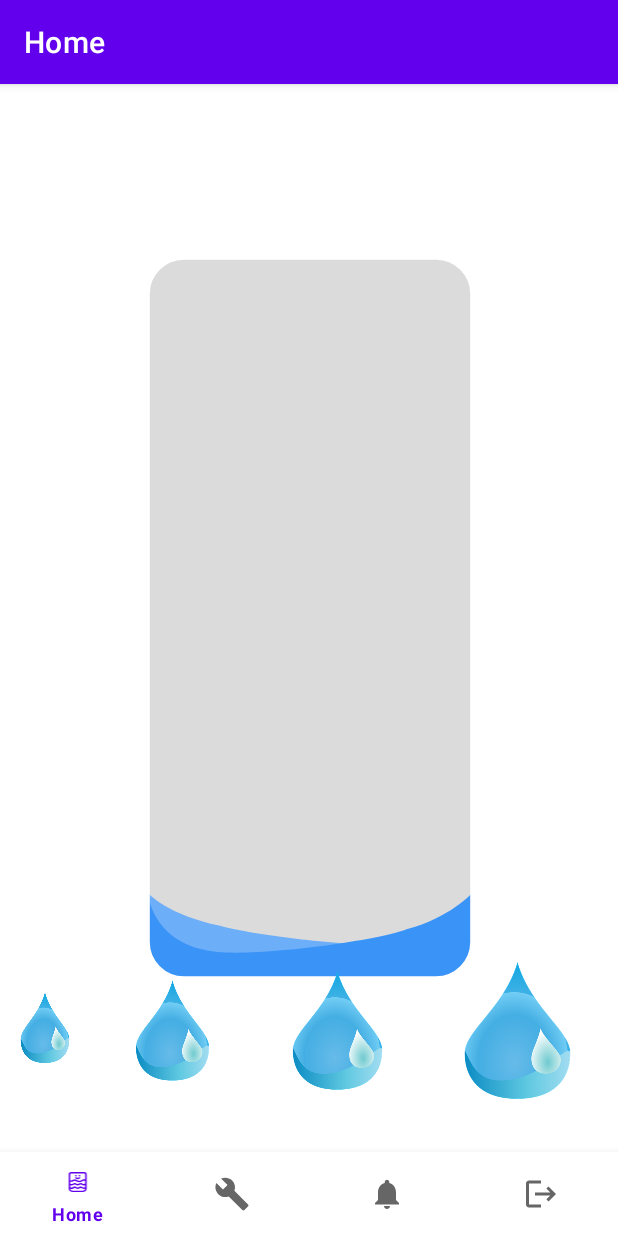
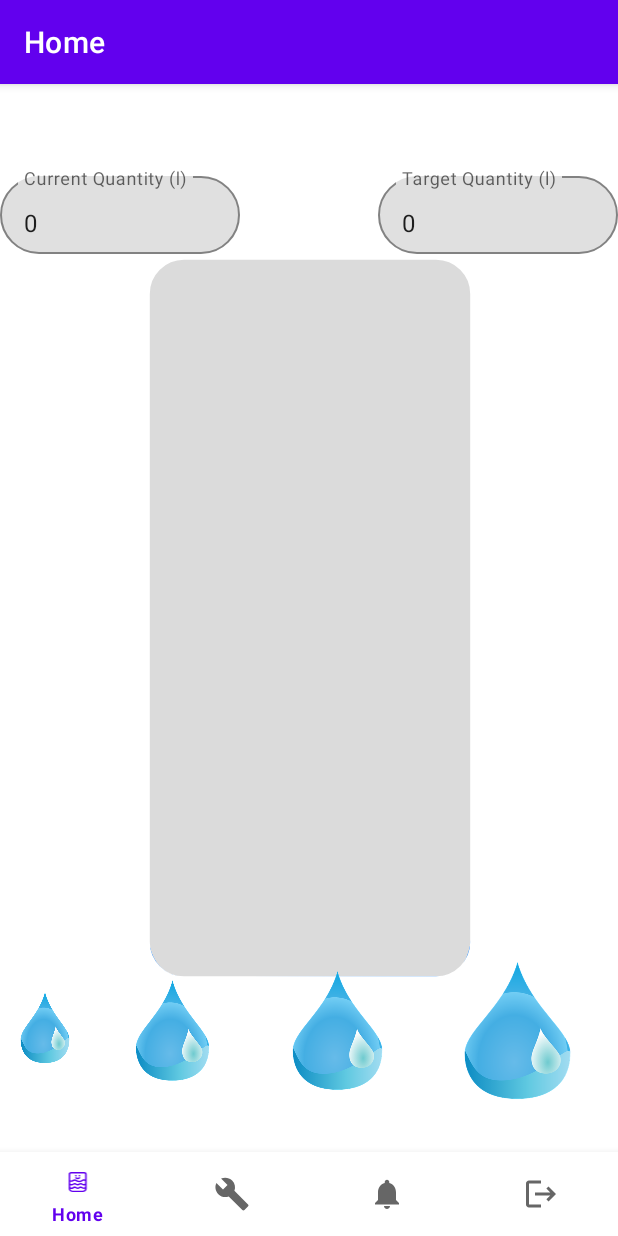
Before and after one commit to vagnerbence/HydrationApp, an Android app: the RegistrationFragment screen opened through its navigation route, after a tap on an icon or button, on a phone screen of 412 x 824 dp. Run offline under Robolectric (Android 15) with nearby library versions, the light colour scheme and no system bars; our stand-ins replace Firebase (no records; nobody signed in at launch, a user with empty details on screens opened directly), navigation-ui; 3 other taps on this screen came first.

Commit message:
adding features to home

```diff
--- a/app/src/main/java/hu/app/hydrationapp/ui/home/HomeFragment.java
+++ b/app/src/main/java/hu/app/hydrationapp/ui/home/HomeFragment.java
@@ -8,68 +8,130 @@ import android.widget.ImageButton;
 
 import androidx.annotation.NonNull;
 import androidx.fragment.app.Fragment;
+
 import com.airbnb.lottie.LottieAnimationView;
+import com.google.firebase.auth.FirebaseAuth;
+import com.google.firebase.auth.FirebaseUser;
+import com.google.firebase.database.DatabaseReference;
+import com.google.firebase.database.FirebaseDatabase;
+
+import java.text.DecimalFormat;
+
 import hu.app.hydrationapp.databinding.FragmentHomeBinding;
+import hu.app.hydrationapp.model.User;
 
 public class HomeFragment extends Fragment {
 
     private FragmentHomeBinding binding;
-    private float currentProgress = 0f; // Jelenlegi progresszív állapot tárolása
+    private FirebaseAuth mAuth;
+    private DatabaseReference mDatabase;
 
     @Override
-    public View onCreateView(@NonNull LayoutInflater inflater,
-                             ViewGroup container, Bundle savedInstanceState) {
+    public View onCreateView(@NonNull LayoutInflater inflater, ViewGroup container, Bundle savedInstanceState) {
         binding = FragmentHomeBinding.inflate(inflater, container, false);
         View root = binding.getRoot();
 
-        final LottieAnimationView animationView = binding.animationView;
+        mAuth = FirebaseAuth.getInstance();
+        mDatabase = FirebaseDatabase.getInstance().getReference();
 
-        // Gombok inicializálása
-        ImageButton btnFivePercent = binding.btnFivePercent;
-        ImageButton btnTenPercent = binding.btnTenPercent;
-        ImageButton btnTwentyFivePercent = binding.btnTwentyFivePercent;
-        ImageButton btnFiftyPercent = binding.btnFiftyPercent;
+        loadUserData();
 
-        // Gombokra kattintás eseményeinek kezelése
-        setUpButton(btnFivePercent, 0.05f, animationView);
-        setUpButton(btnTenPercent, 0.1f, animationView);
-        setUpButton(btnTwentyFivePercent, 0.25f, animationView);
-        setUpButton(btnFiftyPercent, 0.5f, animationView);
+        setupButtons();
 
         return root;
     }
 
-    private void setUpButton(ImageButton button, float increment, LottieAnimationView animationView) {
-        button.setOnClickListener(new View.OnClickListener() {
-            @Override
-            public void onClick(View v) {
-                updateProgress(increment, animationView);
-            }
-        });
+    private void loadUserData() {
+        FirebaseUser currentUser = mAuth.getCurrentUser();
+        if (currentUser != null) {
+            mDatabase.child("users").child(currentUser.getUid()).get().addOnCompleteListener(task -> {
+                if (task.isSuccessful()) {
+                    User user = task.getResult().getValue(User.class);
+                    if (user != null) {
+                        DecimalFormat decimalFormat = new DecimalFormat("#.##");
+                        String formattedTotalValue = decimalFormat.format(user.getTotalWaterIntake());
+                        String formattedCurrentValue = decimalFormat.format(user.getCurrentWaterIntake());
+                        binding.quantityEditText.setText(formattedTotalValue);
+                        binding.currentEditText.setText(formattedCurrentValue);
+
+                        // Kezdő animáció állapot és sikeres animáció elrejtése új felhasználók esetén
+                        float initialProgress = user.getCurrentWaterIntake() / (float) user.getTotalWaterIntake();
+                        binding.animationView.setProgress(initialProgress);
+                        binding.successAnimation.setVisibility(View.GONE);
+                    } else {
+                        // Kezelje az esetet, ha az adatok nem érhetők el (pl. új felhasználó)
+                        binding.quantityEditText.setText("0");
+                        binding.currentEditText.setText("0");
+                        binding.animationView.setProgress(0f);
+                        binding.successAnimation.setVisibility(View.GONE);
+                    }
+                }
+            });
+        }
     }
 
-    private void updateProgress(float increment, LottieAnimationView animationView) {
-        float startProgress = currentProgress;
-        currentProgress += increment;
-        if (currentProgress > 1.0f) {
-            currentProgress = 1.0f;
-        }
+    private void setupButtons() {
 
-        animationView.setMinAndMaxProgress(startProgress, currentProgress);
-        animationView.playAnimation();
+        ImageButton btnFivePercent = binding.btnFivePercent;
+        btnFivePercent.setOnClickListener(v -> addWater(0.1f));
 
-        // Ha elérjük az 1.0f-t, indítsuk el a siker animációt
-        if (currentProgress == 1.0f) {
-            playSuccessAnimation();
+        ImageButton btnTenPercent = binding.btnTenPercent;
+        btnTenPercent.setOnClickListener(v -> addWater(0.2f));
+
+        ImageButton btnTwentyFivePercent = binding.btnTwentyFivePercent;
+        btnTwentyFivePercent.setOnClickListener(v -> addWater(0.5f));
+
+        ImageButton btnFiftyPercent = binding.btnFiftyPercent;
+        btnFiftyPercent.setOnClickListener(v -> addWater(1.0f));
+    }
+
+    private void addWater(float amount) {
+        FirebaseUser currentUser = mAuth.getCurrentUser();
+        if (currentUser != null) {
+            mDatabase.child("users").child(currentUser.getUid()).get().addOnCompleteListener(task -> {
+                if (task.isSuccessful() && task.getResult().getValue(User.class) != null) {
+                    User user = task.getResult().getValue(User.class);
+                    // Ha a felhasználó új, és a currentWaterIntake 0, beállítjuk a kezdő progresszt
+                    float startingProgress = user.getCurrentWaterIntake() == 0 ? 0f : binding.animationView.getProgress();
+
+                    float newCurrentWaterIntake = Math.min(user.getCurrentWaterIntake() + amount, (float) user.getTotalWaterIntake());
+                    user.setCurrentWaterIntake(newCurrentWaterIntake);
+
+                    mDatabase.child("users").child(currentUser.getUid()).setValue(user).addOnCompleteListener(task1 -> {
+                        if (task1.isSuccessful()) {
+                            DecimalFormat decimalFormat = new DecimalFormat("#.##");
+                            String formattedValue = decimalFormat.format(newCurrentWaterIntake);
+                            binding.currentEditText.setText(formattedValue);
+
+                            float progress = newCurrentWaterIntake / (float) user.getTotalWaterIntake();
+
+                            // Ellenőrizzük, hogy az animáció ne kezdődjön nagyobb progressznél
+                            if (startingProgress < progress) {
+                                binding.animationView.setMinAndMaxProgress(startingProgress, progress);
+                            } else {
+                                binding.animationView.setMinAndMaxProgress(0f, progress);
+                            }
+                            binding.animationView.playAnimation();
+
+                            if (newCurrentWaterIntake >= user.getTotalWaterIntake()) {
+                                playSuccessAnimation();
+                            }
+                        }
+                    });
+                }
+            });
         }
     }
+
+
 
     private void playSuccessAnimation() {
         LottieAnimationView successAnimation = binding.successAnimation;
         successAnimation.setVisibility(View.VISIBLE); // Ha el volt rejtve, tedd láthatóvá
-        successAnimation.setAnimation("success2.json"); // Cseréld le a te animációs fájlodra
+        successAnimation.setAnimation("success2.json"); // Ellenőrizd, hogy ez megfelel-e az animációd fájlnevénk
         successAnimation.playAnimation(); // Lejátszás indítása
     }
+
 
     @Override
     public void onDestroyView() {
--- a/app/src/main/java/hu/app/hydrationapp/ui/settings/SettingsFragment.java
+++ b/app/src/main/java/hu/app/hydrationapp/ui/settings/SettingsFragment.java
@@ -112,6 +112,8 @@ public class SettingsFragment extends Fragment {
         String gender = binding.genderRadioGroup.getCheckedRadioButtonId() == R.id.maleRadioButton ? "Male" : "Female";
         String activityLevel = binding.activityLevelSpinner.getSelectedItem().toString();
 
+        float currentWaterIntake = 0.0f; //beállítjuk 0-ra
+
         FirebaseUser user = mAuth.getCurrentUser();
         if (user != null) {
             double activityWater = HydrationCalculator.calculateActivityWater(activityLevel);
@@ -119,7 +121,7 @@ public class SettingsFragment extends Fragment {
             double totalWaterIntake = activityWater + baseWater;
 
             // Az új adatok frissítése a User objektumban
-            User userData = new User(name, height, weight, age, gender, activityLevel, totalWaterIntake);
+            User userData = new User(name, height, weight, age, gender, activityLevel, totalWaterIntake, currentWaterIntake);
 
             // A frissített adatok mentése az adatbázisba
             mDatabase.child("users").child(user.getUid()).setValue(userData)
--- a/app/src/main/res/layout/fragment_home.xml
+++ b/app/src/main/res/layout/fragment_home.xml
@@ -5,6 +5,49 @@
     android:layout_width="match_parent"
     android:layout_height="match_parent"
     tools:context=".ui.home.HomeFragment">
+
+    <com.google.android.material.textfield.TextInputLayout
+        android:id="@+id/targetQuantityInputLayout"
+        android:layout_width="160dp"
+        android:layout_height="57dp"
+        android:hint="Target Quantity (l)"
+        app:boxBackgroundMode="outline"
+        app:boxCornerRadiusBottomEnd="32dp"
+        app:boxCornerRadiusBottomStart="32dp"
+        app:boxCornerRadiusTopEnd="32dp"
+        app:boxCornerRadiusTopStart="32dp"
+        app:boxStrokeColor="#3F51B5"
+        app:layout_constraintEnd_toEndOf="parent"
+        app:layout_constraintTop_toTopOf="parent">
+
+        <com.google.android.material.textfield.TextInputEditText
+            android:id="@+id/quantityEditText"
+            android:layout_width="match_parent"
+            android:layout_height="match_parent" />
+    </com.google.android.material.textfield.TextInputLayout>
+
+
+    <com.google.android.material.textfield.TextInputLayout
+        android:id="@+id/currentQuantityInputLayout"
+        android:layout_width="160dp"
+        android:layout_height="57dp"
+        android:hint="Current Quantity (l)"
+        app:boxBackgroundMode="outline"
+        app:boxCornerRadiusBottomEnd="32dp"
+        app:boxCornerRadiusBottomStart="32dp"
+        app:boxCornerRadiusTopEnd="32dp"
+        app:boxCornerRadiusTopStart="32dp"
+        app:boxStrokeColor="#3F51B5"
+        app:layout_constraintStart_toStartOf="parent"
+        app:layout_constraintTop_toBottomOf="@+id/targetQuantityInputLayout"
+        app:layout_constraintTop_toTopOf="parent">
+
+        <com.google.android.material.textfield.TextInputEditText
+            android:id="@+id/currentEditText"
+            android:layout_width="match_parent"
+            android:layout_height="match_parent" />
+    </com.google.android.material.textfield.TextInputLayout>
+
 
     <com.airbnb.lottie.LottieAnimationView
         android:id="@+id/animation_view"
@@ -28,6 +71,8 @@
         app:lottie_autoPlay="false"
         app:lottie_fileName="success2.json"
         app:lottie_loop="false" />
+
+
 
     <ImageButton
         android:id="@+id/btnFivePercent"
```
Also changed, not shown: app/src/main/java/hu/app/hydrationapp/model/User.java (+17 -5 lines), app/src/main/res/drawable/onedl.png (added).
